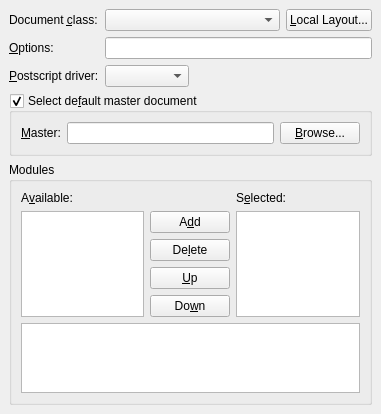
rpavlik/lyx-lucid-backport, file src/frontends/qt4/ui/LaTeXUi.ui: the form before one commit.
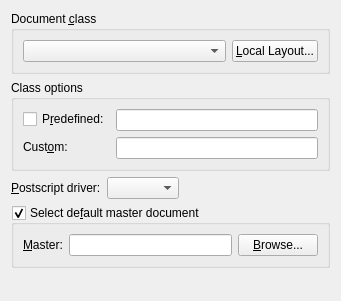
The form after the commit.

```diff
--- a/src/frontends/qt4/ui/LaTeXUi.ui
+++ b/src/frontends/qt4/ui/LaTeXUi.ui
@@ -5,21 +5,138 @@
    <rect>
     <x>0</x>
     <y>0</y>
-    <width>381</width>
-    <height>413</height>
+    <width>341</width>
+    <height>301</height>
    </rect>
   </property>
   <property name="windowTitle" >
    <string/>
   </property>
-  <layout class="QGridLayout" >
-   <property name="margin" >
-    <number>9</number>
-   </property>
-   <property name="spacing" >
-    <number>6</number>
-   </property>
-   <item row="3" column="0" colspan="4" >
+  <layout class="QGridLayout" name="gridLayout" >
+   <item row="0" column="0" colspan="3" >
+    <widget class="QGroupBox" name="groupBox" >
+     <property name="title" >
+      <string>Document &amp;class</string>
+     </property>
+     <layout class="QGridLayout" name="gridLayout_2" >
+      <item row="0" column="0" >
+       <widget class="QComboBox" name="classCO" >
+        <property name="maxVisibleItems" >
+         <number>20</number>
+        </property>
+       </widget>
+      </item>
+      <item row="0" column="1" >
+       <widget class="QPushButton" name="layoutPB" >
+        <property name="sizePolicy" >
+         <sizepolicy vsizetype="Minimum" hsizetype="Fixed" >
+          <horstretch>0</horstretch>
+          <verstretch>0</verstretch>
+         </sizepolicy>
+        </property>
+        <property name="toolTip" >
+         <string>Click to select a local document class definition file</string>
+        </property>
+        <property name="text" >
+         <string>&amp;Local Layout...</string>
+        </property>
+       </widget>
+      </item>
+     </layout>
+    </widget>
+   </item>
+   <item row="1" column="0" colspan="3" >
+    <widget class="QGroupBox" name="optionsGB" >
+     <property name="title" >
+      <string>Class options</string>
+     </property>
+     <layout class="QGridLayout" >
+      <property name="margin" >
+       <number>9</number>
+      </property>
+      <property name="spacing" >
+       <number>6</number>
+      </property>
+      <item rowspan="2" row="0" column="1" >
+       <layout class="QVBoxLayout" >
+        <property name="spacing" >
+         <number>6</number>
+        </property>
+        <property name="margin" >
+         <number>0</number>
+        </property>
+        <item>
+         <widget class="QLineEdit" name="defaultOptionsLE" >
+          <property name="toolTip" >
+           <string>The options that are predefined in the layout file. Click to the left to select/deselect.</string>
+          </property>
+          <property name="readOnly" >
+           <bool>true</bool>
+          </property>
+         </widget>
+        </item>
+        <item>
+         <widget class="QLineEdit" name="optionsLE" />
+        </item>
+       </layout>
+      </item>
+      <item row="0" column="0" >
+       <widget class="QCheckBox" name="defaultOptionsCB" >
+        <property name="toolTip" >
+         <string>Enable to use the options that are predefined in the layout file</string>
+        </property>
+        <property name="text" >
+         <string>P&amp;redefined:</string>
+        </property>
+       </widget>
+      </item>
+      <item row="1" column="0" >
+       <widget class="QLabel" name="optionsL" >
+        <property name="text" >
+         <string>Cust&amp;om:</string>
+        </property>
+        <property name="buddy" >
+         <cstring>optionsLE</cstring>
+        </property>
+       </widget>
+      </item>
+     </layout>
+     <zorder>defaultOptionsCB</zorder>
+     <zorder>optionsL</zorder>
+     <zorder>groupBox</zorder>
+    </widget>
+   </item>
+   <item row="2" column="0" >
+    <widget class="QLabel" name="psdriverL" >
+     <property name="text" >
+      <string>&amp;Postscript driver:</string>
+     </property>
+     <property name="buddy" >
+      <cstring>psdriverCO</cstring>
+     </property>
+    </widget>
+   </item>
+   <item row="2" column="1" >
+    <widget class="QComboBox" name="psdriverCO" >
+     <property name="duplicatesEnabled" >
+      <bool>false</bool>
+     </property>
+    </widget>
+   </item>
+   <item row="2" column="2" >
+    <spacer>
+     <property name="orientation" >
+      <enum>Qt::Horizontal</enum>
+     </property>
+     <property name="sizeHint" stdset="0" >
+      <size>
+       <width>261</width>
+       <height>22</height>
+      </size>
+     </property>
+    </spacer>
+   </item>
+   <item row="3" column="0" colspan="3" >
     <widget class="QGroupBox" name="childDocGB" >
      <property name="toolTip" >
       <string>Select if the current document is included to a master file</string>
@@ -67,186 +184,15 @@
      </layout>
     </widget>
    </item>
-   <item row="4" column="0" colspan="4" >
-    <widget class="QGroupBox" name="modulesGB" >
-     <property name="title" >
-      <string>Modules</string>
-     </property>
-     <layout class="QGridLayout" >
-      <property name="margin" >
-       <number>9</number>
-      </property>
-      <property name="spacing" >
-       <number>6</number>
-      </property>
-      <item row="6" column="0" colspan="3" >
-       <widget class="QTextBrowser" name="infoML" />
-      </item>
-      <item row="5" column="1" >
-       <spacer>
-        <property name="orientation" >
-         <enum>Qt::Vertical</enum>
-        </property>
-        <property name="sizeHint" >
-         <size>
-          <width>80</width>
-          <height>16</height>
-         </size>
-        </property>
-       </spacer>
-      </item>
-      <item row="4" column="1" >
-       <widget class="QPushButton" name="downPB" >
-        <property name="text" >
-         <string>Do&amp;wn</string>
-        </property>
-       </widget>
-      </item>
-      <item row="3" column="1" >
-       <widget class="QPushButton" name="upPB" >
-        <property name="text" >
-         <string>&amp;Up</string>
-        </property>
-       </widget>
-      </item>
-      <item row="2" column="1" >
-       <widget class="QPushButton" name="deletePB" >
-        <property name="text" >
-         <string>De&amp;lete</string>
-        </property>
-       </widget>
-      </item>
-      <item rowspan="5" row="1" column="2" >
-       <widget class="QListView" name="selectedLV" >
-        <property name="editTriggers" >
-         <set>QAbstractItemView::NoEditTriggers</set>
-        </property>
-       </widget>
-      </item>
-      <item row="1" column="1" >
-       <widget class="QPushButton" name="addPB" >
-        <property name="text" >
-         <string>A&amp;dd</string>
-        </property>
-       </widget>
-      </item>
-      <item rowspan="5" row="1" column="0" >
-       <widget class="QListView" name="availableLV" >
-        <property name="editTriggers" >
-         <set>QAbstractItemView::NoEditTriggers</set>
-        </property>
-       </widget>
-      </item>
-      <item row="0" column="2" >
-       <widget class="QLabel" name="selmodL" >
-        <property name="text" >
-         <string>S&amp;elected:</string>
-        </property>
-        <property name="buddy" >
-         <cstring>selectedLV</cstring>
-        </property>
-       </widget>
-      </item>
-      <item row="0" column="0" >
-       <widget class="QLabel" name="availmodL" >
-        <property name="text" >
-         <string>A&amp;vailable:</string>
-        </property>
-        <property name="buddy" >
-         <cstring>availableLV</cstring>
-        </property>
-       </widget>
-      </item>
-     </layout>
-    </widget>
-   </item>
-   <item row="2" column="2" colspan="2" >
-    <spacer>
-     <property name="orientation" >
-      <enum>Qt::Horizontal</enum>
-     </property>
-     <property name="sizeHint" >
-      <size>
-       <width>261</width>
-       <height>22</height>
-      </size>
-     </property>
-    </spacer>
-   </item>
-   <item row="2" column="1" >
-    <widget class="QComboBox" name="psdriverCO" >
-     <property name="duplicatesEnabled" >
-      <bool>false</bool>
-     </property>
-    </widget>
-   </item>
-   <item row="2" column="0" >
-    <widget class="QLabel" name="psdriverL" >
-     <property name="text" >
-      <string>&amp;Postscript driver:</string>
-     </property>
-     <property name="buddy" >
-      <cstring>psdriverCO</cstring>
-     </property>
-    </widget>
-   </item>
-   <item row="1" column="1" colspan="3" >
-    <widget class="QLineEdit" name="optionsLE" />
-   </item>
-   <item row="1" column="0" >
-    <widget class="QLabel" name="optionsL" >
-     <property name="text" >
-      <string>&amp;Options:</string>
-     </property>
-     <property name="buddy" >
-      <cstring>optionsLE</cstring>
-     </property>
-    </widget>
-   </item>
-   <item row="0" column="3" >
-    <widget class="QPushButton" name="layoutPB" >
-     <property name="sizePolicy" >
-      <sizepolicy>
-       <hsizetype>1</hsizetype>
-       <vsizetype>0</vsizetype>
-       <horstretch>0</horstretch>
-       <verstretch>0</verstretch>
-      </sizepolicy>
-     </property>
-     <property name="toolTip" >
-      <string>Click to select a local document class definition file</string>
-     </property>
-     <property name="text" >
-      <string>&amp;Local Layout...</string>
-     </property>
-    </widget>
-   </item>
-   <item row="0" column="0" >
-    <widget class="QLabel" name="classL" >
-     <property name="text" >
-      <string>Document &amp;class:</string>
-     </property>
-     <property name="buddy" >
-      <cstring>classCO</cstring>
-     </property>
-    </widget>
-   </item>
-   <item row="0" column="1" colspan="2" >
-    <widget class="QComboBox" name="classCO" >
-     <property name="maxVisibleItems" >
-      <number>20</number>
-     </property>
-    </widget>
-   </item>
-   <item row="5" column="1" colspan="2" >
-    <spacer>
+   <item row="4" column="0" >
+    <spacer name="verticalSpacer" >
      <property name="orientation" >
       <enum>Qt::Vertical</enum>
      </property>
-     <property name="sizeHint" >
+     <property name="sizeHint" stdset="0" >
       <size>
        <width>20</width>
-       <height>40</height>
+       <height>2</height>
       </size>
      </property>
     </spacer>
```
Left out of the diff: 26 changed lines with no effect on the pictures.
